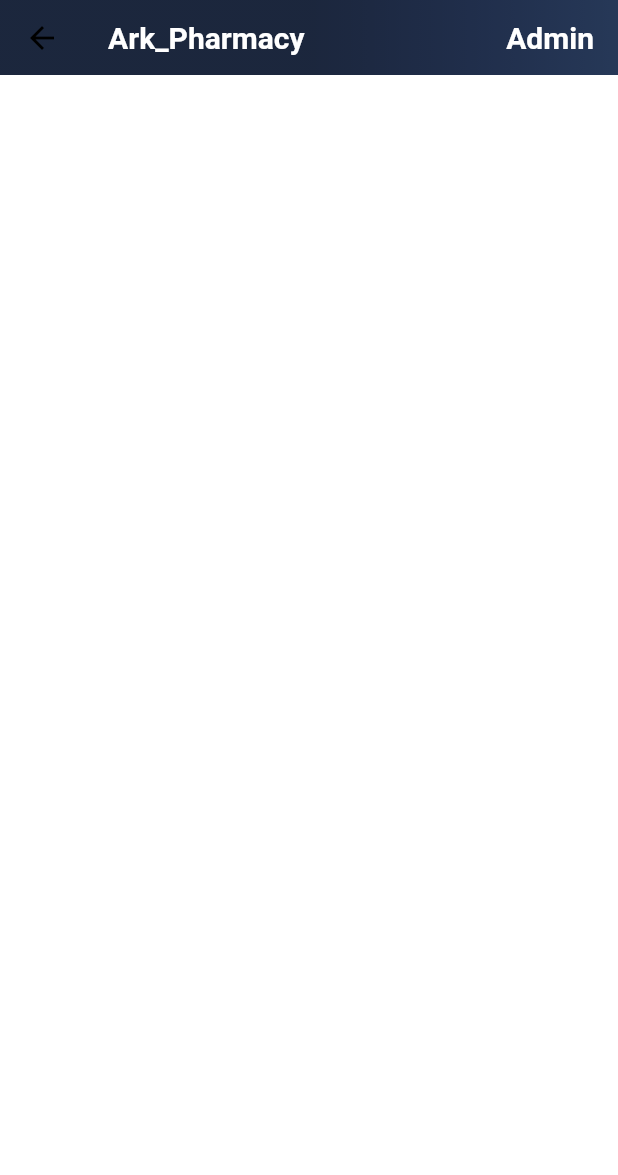
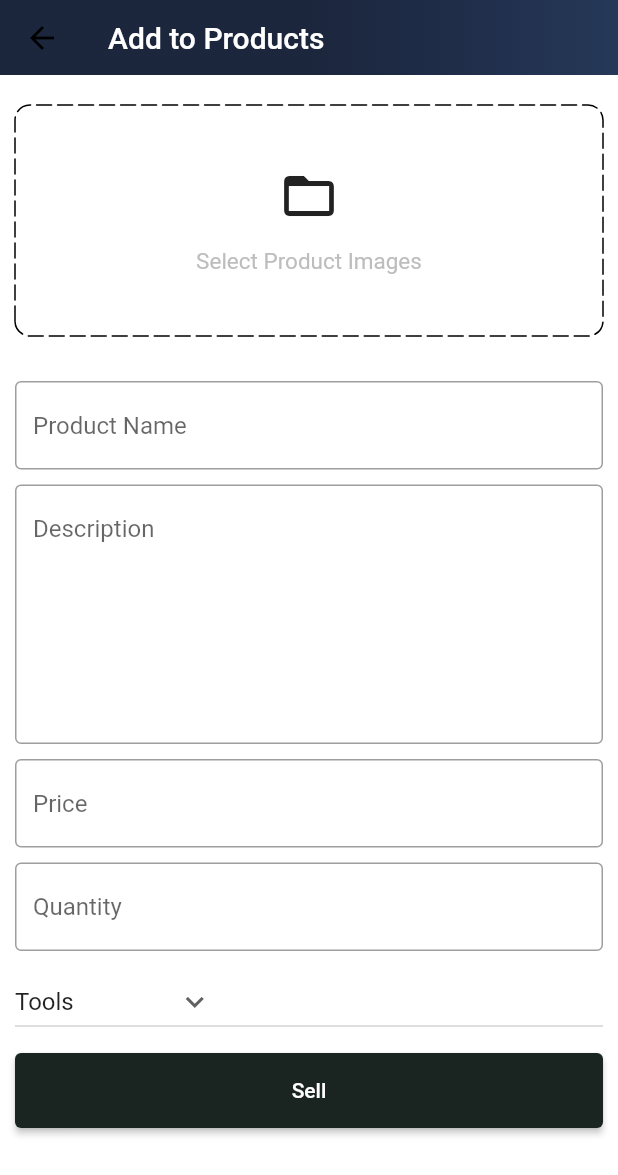
Before and after one commit to Manasseh919/ark_pharmacy, a Flutter app: the AddProductScreen screen opened by its route, on a phone screen of 412 x 824 dp. Shown: the top 1175 px of the screen. Run offline on Flutter 3.47's test engine with Material 2 defaults, Android fonts, the phone set to English and light mode, and no system bars; drawn by our look-alikes of dotted_border; our stand-ins replace badges, carousel_slider, shared_preferences; accounts and stored records are empty.

Commit message:
add products screen UI complete

```diff
--- a/lib/common/widgets/custom_textfield.dart
+++ b/lib/common/widgets/custom_textfield.dart
@@ -5,9 +5,13 @@ import 'package:flutter/material.dart';
 class CustomTextField extends StatelessWidget {
   final TextEditingController controller;
   final String hintText;
+  final int maxLines;
 
   const CustomTextField(
-      {super.key, required this.controller, required this.hintText});
+      {super.key,
+      required this.controller,
+      required this.hintText,
+      this.maxLines = 1});
 
   @override
   Widget build(BuildContext context) {
@@ -27,6 +31,7 @@ class CustomTextField extends StatelessWidget {
         }
         return null;
       },
+      maxLines: maxLines,
     );
   }
 }
--- a/lib/features/admin/screens/add_product_screen.dart
+++ b/lib/features/admin/screens/add_product_screen.dart
@@ -1,4 +1,7 @@
+import 'package:ark_pharmacy/common/widgets/custom_button.dart';
+import 'package:ark_pharmacy/common/widgets/custom_textfield.dart';
 import 'package:ark_pharmacy/constants/global_variables.dart';
+import 'package:dotted_border/dotted_border.dart';
 import 'package:flutter/material.dart';
 
 class AddProductScreen extends StatefulWidget {
@@ -10,6 +13,30 @@ class AddProductScreen extends StatefulWidget {
 }
 
 class _AddProductScreenState extends State<AddProductScreen> {
+  TextEditingController productNameController = TextEditingController();
+  TextEditingController descriptionController = TextEditingController();
+  TextEditingController quantityController = TextEditingController();
+  TextEditingController priceController = TextEditingController();
+
+  String category = 'Tools';
+
+  @override
+  void dispose() {
+    super.dispose();
+    productNameController.dispose();
+    descriptionController.dispose();
+    quantityController.dispose();
+    priceController.dispose();
+  }
+
+  List<String> productCategories = [
+    'Tools',
+    'Essentials',
+    'Mother',
+    'Sex & Wellness',
+    'Baby'
+  ];
+
   @override
   Widget build(BuildContext context) {
     return Scaffold(
@@ -21,22 +48,98 @@ class _AddProductScreenState extends State<AddProductScreen> {
               gradient: GlobalVariables.appBarGradient,
             ),
           ),
-          title: Row(
-            mainAxisAlignment: MainAxisAlignment.spaceBetween,
-            children: [
-              Container(
-                alignment: Alignment.topLeft,
-                child: Text(
-                  "Ark_Pharmacy",
-                  style: TextStyle(
-                      color: Colors.white, fontWeight: FontWeight.bold),
+          title: Text("Add to Products"),
+        ),
+      ),
+      body: SingleChildScrollView(
+        child: Form(
+          child: Padding(
+            padding: const EdgeInsets.symmetric(horizontal: 10.0),
+            child: Column(
+              children: [
+                const SizedBox(
+                  height: 20,
                 ),
-              ),
-              Text(
-                "Admin",
-                style: TextStyle(fontWeight: FontWeight.bold),
-              )
-            ],
+                DottedBorder(
+                  borderType: BorderType.RRect,
+                  radius: Radius.circular(10),
+                  dashPattern: [10, 4],
+                  strokeCap: StrokeCap.round,
+                  child: Container(
+                    width: double.infinity,
+                    height: 150,
+                    decoration: BoxDecoration(
+                      borderRadius: BorderRadius.circular(20),
+                    ),
+                    child: Column(
+                      mainAxisAlignment: MainAxisAlignment.center,
+                      children: [
+                        const Icon(
+                          Icons.folder_open,
+                          size: 40,
+                        ),
+                        const SizedBox(
+                          height: 15,
+                        ),
+                        Text(
+                          "Select Product Images",
+                          style:
+                              TextStyle(fontSize: 15, color: Colors.grey[400]),
+                        )
+                      ],
+                    ),
+                  ),
+                ),
+                const SizedBox(
+                  height: 30,
+                ),
+                CustomTextField(
+                    controller: productNameController,
+                    hintText: "Product Name"),
+                const SizedBox(
+                  height: 10,
+                ),
+                CustomTextField(
+                  controller: descriptionController,
+                  hintText: "Description",
+                  maxLines: 7,
+                ),
+                const SizedBox(
+                  height: 10,
+                ),
+                CustomTextField(controller: priceController, hintText: "Price"),
+                const SizedBox(
+                  height: 10,
+                ),
+                CustomTextField(
+                    controller: quantityController, hintText: "Quantity"),
+                const SizedBox(
+                  height: 10,
+                ),
+                SizedBox(
+                  width: double.infinity,
+                  child: DropdownButton(
+                    items: productCategories.map((String item) {
+                      return DropdownMenuItem(
+                        value: item,
+                        child: Text(item),
+                      );
+                    }).toList(),
+                    value: category,
+                    icon: Icon(Icons.keyboard_arrow_down),
+                    onChanged: (String? newVal) {
+                      setState(() {
+                        category = newVal!;
+                      });
+                    },
+                  ),
+                ),
+                const SizedBox(
+                  height: 10,
+                ),
+                CustomButton(text: "Sell", onTap: () {})
+              ],
+            ),
           ),
         ),
       ),
--- a/pubspec.yaml
+++ b/pubspec.yaml
@@ -40,6 +40,7 @@ dependencies:
   shared_preferences: ^2.2.2
   badges: ^3.1.2
   carousel_slider: ^4.2.1
+  dotted_border: ^2.1.0
 
 dev_dependencies:
   flutter_test:
```
Also changed, not shown: pubspec.lock.
